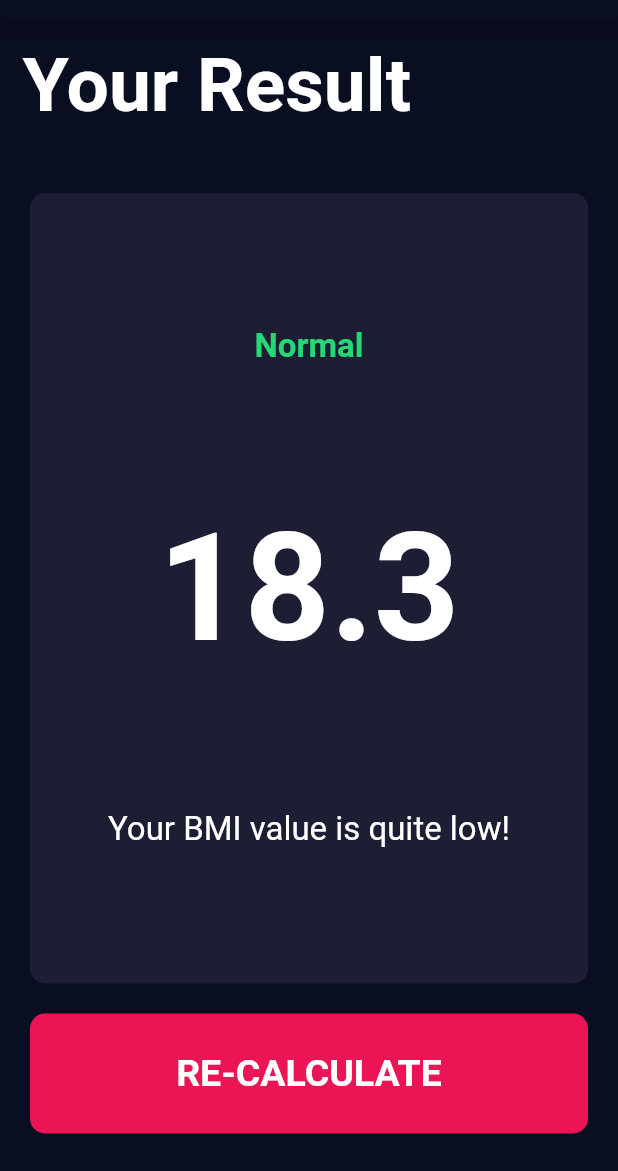
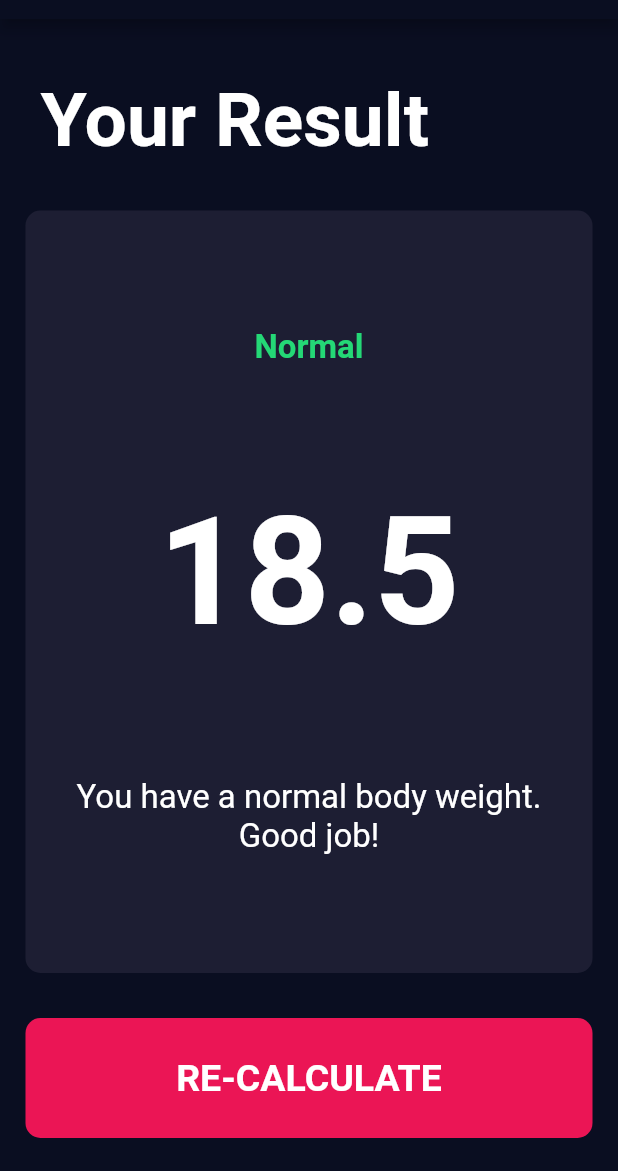
Before and after one commit to chaniru-puldith/BMI-calculator-flutter-app, a Flutter app: the screen it shows after launch, after a tap on "CALCULATE", on a phone screen of 412 x 824 dp, the part 65-1236 px from its top. Run offline on Flutter 3.47's test engine with Material 2 defaults, Android fonts, the light colour scheme and no system bars; our stand-ins replace font_awesome_flutter.

Commit message:
All functionality

```diff
--- /dev/null
+++ b/lib/calculator_brain.dart
@@ -0,0 +1,47 @@
+import 'dart:math';
+import 'package:flutter/material.dart';
+
+class CalculatorBrain {
+  final int weight;
+  final int height;
+
+  late double _bmi;
+
+  CalculatorBrain({required this.height, required this.weight});
+
+  String calculateBMI() {
+    _bmi = weight / pow((height/100), 2);
+    return _bmi.toStringAsFixed(1);
+  }
+
+  String getResult() {
+    if (_bmi >= 25) {
+      return 'Overweight';
+    } else if (_bmi > 18.5) {
+      return 'Normal';
+    } else {
+      return 'Underweight';
+    }
+  }
+
+  String getResultDescription() {
+    if (_bmi >= 25) {
+      return 'You have a higher than normal body weight. Try to exercise more.';
+    } else if (_bmi > 18.5) {
+      return 'You have a normal body weight. Good job!';
+    } else {
+      return 'You have a lower than normal body weight. You can eat a bit more.';
+    }
+  }
+
+  Color getResultTextColor() {
+    if (_bmi >= 25) {
+      return const Color(0xFFfcad44);
+    } else if (_bmi > 18.5) {
+      return const Color(0xFF24D876);
+    } else {
+      return const Color(0xFFff7859);
+    }
+  }
+
+}
--- a/lib/constants.dart
+++ b/lib/constants.dart
@@ -1,6 +1,7 @@
 import 'package:flutter/material.dart';
 
 const kPageMargin = EdgeInsets.all(15.0);
+const kResultPageMargin = EdgeInsets.all(12.0);
 const kCardMargin = EdgeInsets.symmetric(vertical: 10.0, horizontal: 5.0);
 const kDefaultCardColor = Color(0xFF1D1E33);
 const kBottomContainerMargin =  EdgeInsets.fromLTRB(5, 10, 5, 10);
--- a/lib/screens/input_page.dart
+++ b/lib/screens/input_page.dart
@@ -3,9 +3,10 @@ import 'package:font_awesome_flutter/font_awesome_flutter.dart';
 import 'package:bmi_calculator/components/reusable_card.dart';
 import 'package:bmi_calculator/components/icon_content.dart';
 import 'package:bmi_calculator/constants.dart';
-import 'results_page.dart';
+import 'package:bmi_calculator/screens//results_page.dart';
 import 'package:bmi_calculator/components/round_icon_button.dart';
 import 'package:bmi_calculator/components/bottom_button.dart';
+import 'package:bmi_calculator/calculator_brain.dart';
 
 enum Gender {
   male,
@@ -219,10 +220,17 @@ class _InputPageState extends State<InputPage> {
               BottomButton(
                 buttonTitle: 'CALCULATE',
                 onPress: () {
+                  CalculatorBrain calculator = CalculatorBrain(height: height, weight: weight);
+
                   Navigator.push(
                     context,
                     MaterialPageRoute(
-                      builder: (context) => ResultsPage(),
+                      builder: (context) => ResultsPage(
+                        bmiResult: calculator.calculateBMI(),
+                        resultText: calculator.getResult(),
+                        resultDescription: calculator.getResultDescription(),
+                        resultTextColor: calculator.getResultTextColor(),
+                      ),
                     ),
                   );
                 },
--- a/lib/screens/results_page.dart
+++ b/lib/screens/results_page.dart
@@ -4,12 +4,18 @@ import 'package:bmi_calculator/constants.dart';
 import 'package:bmi_calculator/components/bottom_button.dart';
 
 class ResultsPage extends StatelessWidget {
-  final String resultText = 'Normal';
-  final String resultDescriptionText = 'Your BMI value is quite low!';
-  final double valueBMI = 18.3;
-  final Color resultTextColor = kResultNormalColor;
+  final String bmiResult;
+  final String resultText;
+  final String resultDescription;
+  final Color resultTextColor;
 
-  const ResultsPage({super.key});
+  const ResultsPage({
+    super.key,
+    required this.bmiResult,
+    required this.resultText,
+    required this.resultDescription,
+    required this.resultTextColor
+  });
 
   @override
   Widget build(BuildContext context) {
@@ -19,22 +25,28 @@ class ResultsPage extends StatelessWidget {
           title: const Text('BMI CALCULATOR'),
         ),
         body: Padding(
-          padding: kPageMargin,
+          padding: kResultPageMargin,
           child: Column(
             mainAxisAlignment: MainAxisAlignment.spaceEvenly,
             crossAxisAlignment: CrossAxisAlignment.stretch,
             children: <Widget>[
-              const Expanded(
-                child: Text(
+               Expanded(
+                child: Container(
+                  padding: const EdgeInsets.fromLTRB(15.0, 0, 15.0, 20.0),
+                  alignment: Alignment.bottomLeft,
+                  child: const Text(
                     'Your Result',
                     style: kResultTitleTextStyle,
                   ),
                 ),
+              ),
               Expanded(
-                flex: 6,
+                flex: 5,
                 child: ReusableCard(
                   cardColor: kDefaultCardColor,
-                  cardChild: Column(
+                  cardChild: Container(
+                    padding: const EdgeInsets.symmetric(horizontal: 8.0),
+                    child: Column(
                       crossAxisAlignment: CrossAxisAlignment.center,
                       mainAxisAlignment: MainAxisAlignment.spaceEvenly,
                       children: <Widget>[
@@ -47,18 +59,22 @@ class ResultsPage extends StatelessWidget {
                           ),
                         ),
                         Text(
-                        valueBMI.toString(),
+                          bmiResult,
                           style: kBMITextStyle,
                         ),
                         Text(
-                        resultDescriptionText,
+                          resultDescription,
                           style: kResultDescriptionStyle,
                           textAlign: TextAlign.center,
                         ),
                       ],
                     ),
+                  ),
                   onPress: () {},
                 ),
+              ),
+              const SizedBox(
+                height: 10.0,
               ),
               BottomButton(
                 buttonTitle: 'RE-CALCULATE',
```
Lines whose indentation alone changed are shown as unchanged.
